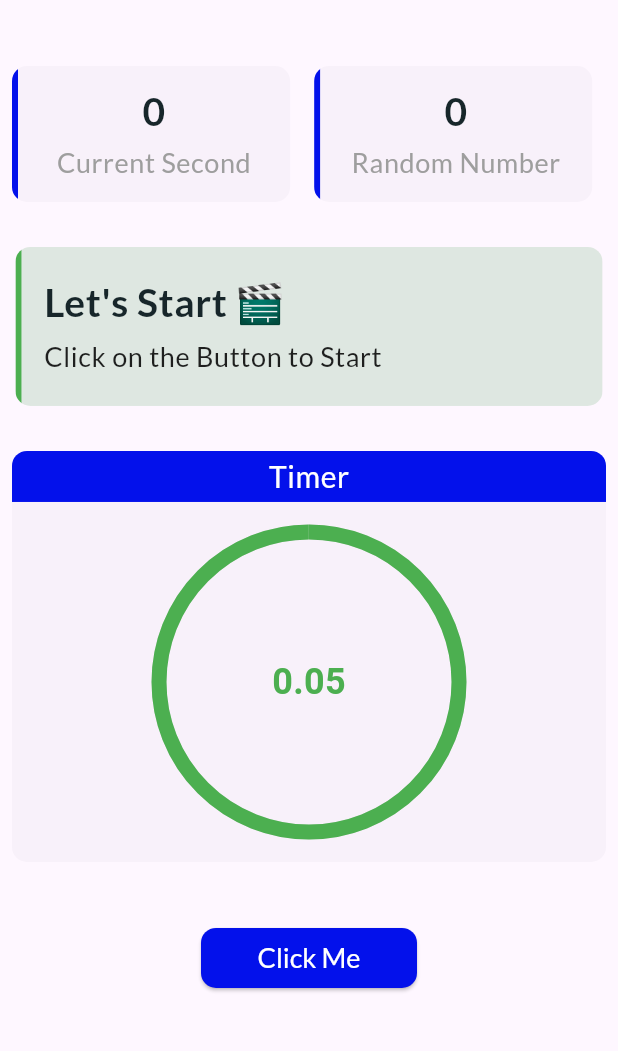
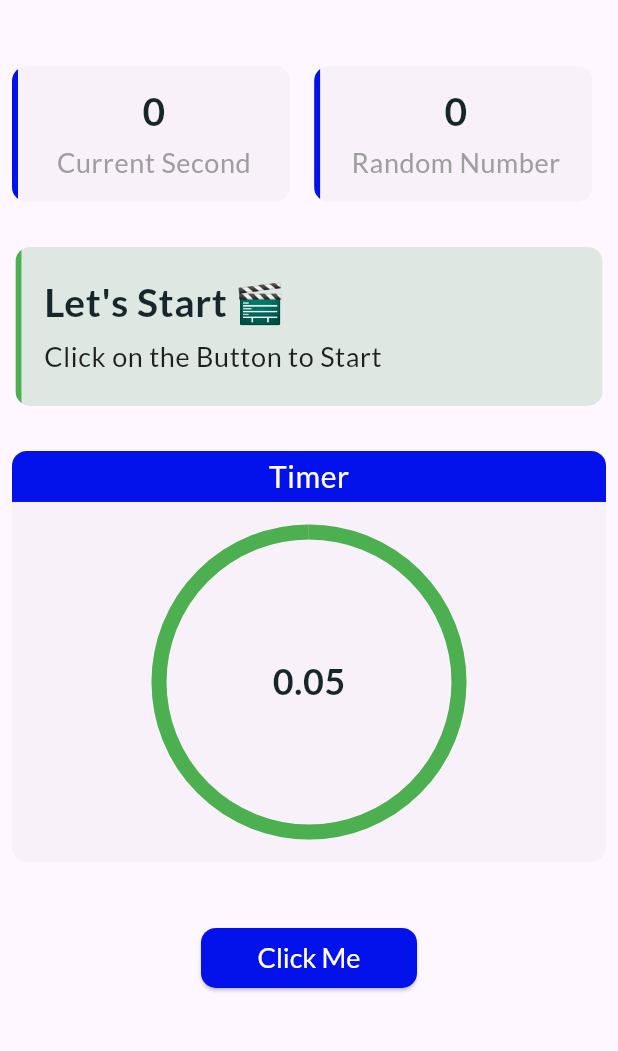
Before and after one commit to LykanImran/coding-challenge-kjbn, a Flutter app: the screen it shows after launch, on a phone screen of 412 x 824 dp, the part 63-1114 px from its top. Run offline on Flutter 3.47's test engine with Material 3 defaults, Android fonts, the phone set to English and light mode, and no system bars; our stand-ins replace google_fonts, lottie; missing offline and left inert: circular_chart_flutter.

Commit message:
minor ui changes

```diff
--- a/lib/feature/home_page/home_page.dart
+++ b/lib/feature/home_page/home_page.dart
@@ -6,6 +6,7 @@ import 'package:coding_challenge_kjbn/feature/home_page/widgets/message_display.
 import 'package:coding_challenge_kjbn/feature/home_page/widgets/timer_widget.dart';
 import 'package:coding_challenge_kjbn/feature/home_page/widgets/titled_card.dart';
 import 'package:coding_challenge_kjbn/providers/odd_provider.dart';
+import 'package:coding_challenge_kjbn/utils/delayed_animation.dart';
 import 'package:coding_challenge_kjbn/utils/style_guide.dart';
 import 'package:flutter/material.dart';
 import 'package:provider/provider.dart';
@@ -25,7 +26,9 @@ class HomePage extends StatelessWidget {
         padding: EdgeInsets.symmetric(vertical: 15),
         child: Column(
           children: [
-            Row(
+            DelayedAnimation(
+                delay: 4,
+                child: Row(
                   children: [
                     DashCard(
                       title:
@@ -38,9 +41,14 @@ class HomePage extends StatelessWidget {
                       sub: 'Random Number',
                     ),
                   ],
+                )),
+            DelayedAnimation(
+              delay: 3,
+              child: MessageDisplay(),
             ),
-            MessageDisplay(),
-            TitledCard(
+            DelayedAnimation(
+                delay: 2,
+                child: TitledCard(
                   title: 'Timer',
                   child: Padding(
                     padding: EdgeInsets.symmetric(horizontal: 10, vertical: 10),
@@ -54,18 +62,20 @@ class HomePage extends StatelessWidget {
                       },
                     ),
                   ),
-            ),
+                )),
             const SizedBox(
               height: 25,
             ),
-            PrimaryButton(
+            DelayedAnimation(
+                delay: 1,
+                child: PrimaryButton(
                   title: '    Click Me    ',
                   onPressed: () {
                     Provider.of<OddProvider>(context, listen: false)
                         .onButtonPressed();
                   },
                   color: primaryColor,
-            )
+                ))
           ],
         ),
       ),
--- a/lib/feature/home_page/widgets/timer_widget.dart
+++ b/lib/feature/home_page/widgets/timer_widget.dart
@@ -1,3 +1,4 @@
+import 'package:coding_challenge_kjbn/utils/style_guide.dart';
 import 'package:flutter/material.dart';
 
 class TimerWidget extends StatelessWidget {
@@ -33,11 +34,7 @@ class TimerWidget extends StatelessWidget {
           ),
           Text(
             "0.0${value}",
-            style: TextStyle(
-              fontWeight: FontWeight.bold,
-              fontSize: 24,
-              color: fillColor,
-            ),
+            style: display1,
           ),
         ],
       ),
```
Lines whose indentation alone changed are shown as unchanged.
